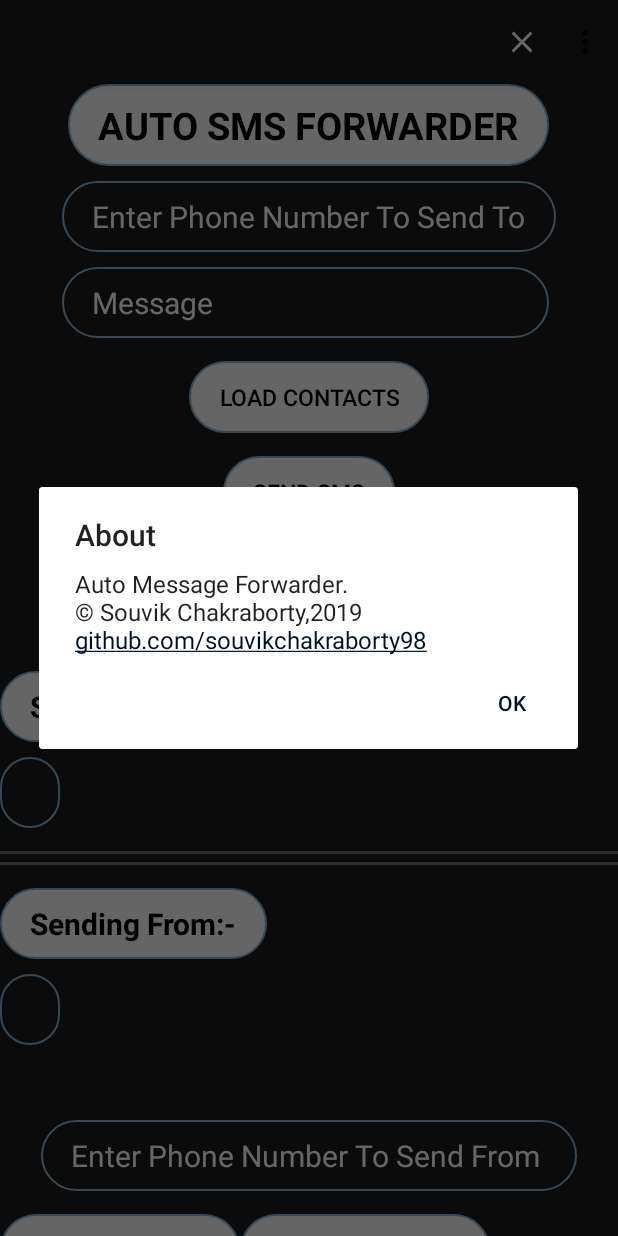
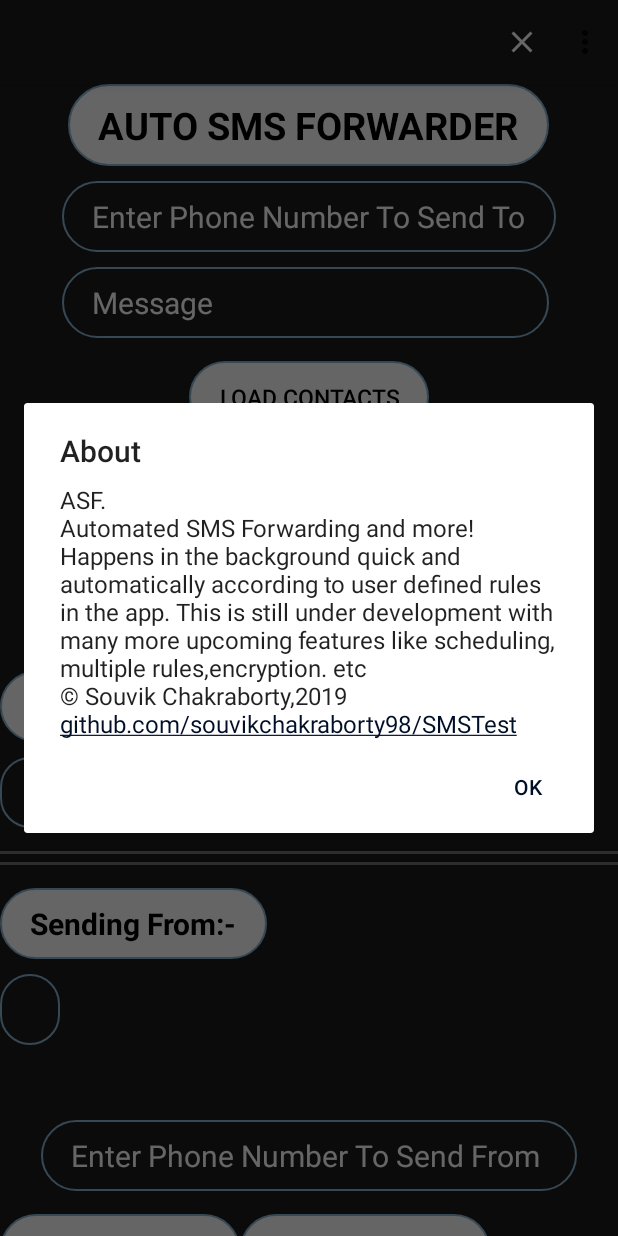
Before and after one commit to souvikchakraborty98/SMSTest, an Android app: the screen it shows after launch (MainActivity), in the options menu, after a tap on "About", on a phone screen of 412 x 824 dp. Run offline under Robolectric (Android 15) with nearby library versions, the phone set to English and light mode, and no system bars.

Commit message:
Minor UI Bugfix for marshmallow devices

```diff
--- a/app/src/main/AndroidManifest.xml
+++ b/app/src/main/AndroidManifest.xml
@@ -32,7 +32,8 @@
 
         <activity
             android:name=".MainActivity"
-            android:screenOrientation="portrait">
+            android:screenOrientation="portrait"
+            android:windowSoftInputMode="stateHidden">
             <intent-filter>
                 <action android:name="android.intent.action.MAIN" />
 
--- a/app/src/main/java/com/hfad/smstest/MainActivity.java
+++ b/app/src/main/java/com/hfad/smstest/MainActivity.java
@@ -2,6 +2,7 @@ package com.hfad.smstest;
 import android.annotation.SuppressLint;
 import android.app.Activity;
 import android.content.Context;
+import android.content.DialogInterface;
 import android.content.SharedPreferences;
 import android.graphics.Color;
 import android.graphics.drawable.ColorDrawable;
@@ -65,7 +66,6 @@ public class MainActivity extends AppCompatActivity {
     Switch sb,sc;
     TextView sim;
     int simNum,otp_flag;
-    AlertDialog.Builder builder;
     SharedPreferences prefs;
 
     public String makenum(String s)
@@ -116,9 +116,7 @@ public class MainActivity extends AppCompatActivity {
 
     public static void hideKeyboard(Activity activity) {                       //TO HIDE KEYBOARD DURING FOCUS CHANGE
         InputMethodManager imm = (InputMethodManager) activity.getSystemService(Activity.INPUT_METHOD_SERVICE);
-        //Find the currently focused view, so we can grab the correct window token from it.
         View view = activity.getCurrentFocus();
-        //If no view currently has focus, create a new one, just so we can grab a window token from it
         if (view == null) {
             view = new View(activity);
         }
@@ -203,7 +201,6 @@ public class MainActivity extends AppCompatActivity {
         window.clearFlags(WindowManager.LayoutParams.FLAG_TRANSLUCENT_STATUS);
         window.setStatusBarColor(ContextCompat.getColor(MainActivity.this, R.color.stat_colour));
          setContentView(R.layout.activity_main);
-        builder = new AlertDialog.Builder(this);
         sendfrom=false;
         sendto=false;
         phoneNumber = (EditText) findViewById(R.id.editText);
@@ -574,22 +571,33 @@ public class MainActivity extends AppCompatActivity {
     public boolean onOptionsItemSelected(MenuItem item) {
         switch (item.getItemId()) {
             case R.id.item1:
-                Intent intent = getIntent();
-                finish();
-                startActivity(intent);
+                final AlertDialog.Builder diag = new AlertDialog.Builder(MainActivity.this);
+                diag.setTitle("Confirmation");
+                diag.setMessage("Refresh App?");
+                diag.setPositiveButton(android.R.string.yes, new DialogInterface.OnClickListener() {
+                    @Override
+                    public void onClick(DialogInterface dialog, int id) {
+                        Intent intent = getIntent();
+                        finish();
+                        startActivity(intent);
+                    }
+                    });
+                diag.setNegativeButton(android.R.string.no,null);
+                AlertDialog alertDialog = diag.create();
+                alertDialog.show();
                 return true;
             case R.id.item2:
                 final SpannableString s = new SpannableString(MainActivity.this.getText(R.string.dialog_message));
                 Linkify.addLinks(s, Linkify.ALL);
 
                 final AlertDialog d = new AlertDialog.Builder(MainActivity.this)
-                        .setPositiveButton(android.R.string.ok, null)
+                        .setPositiveButton(android.R.string.yes, null)
                         .setMessage( s )
                         .setTitle("About")
                         .create();
 
                 d.show();
-                ((TextView)d.findViewById(android.R.id.message)).setMovementMethod(LinkMovementMethod.getInstance());
+                ((TextView)d.findViewById(android.R.id.message)).setMovementMethod(LinkMovementMethod.getInstance()); //only for URL handling
                 return true;
             default:
                 return super.onOptionsItemSelected(item);
--- a/app/src/main/java/com/hfad/smstest/recentSMS.java
+++ b/app/src/main/java/com/hfad/smstest/recentSMS.java
@@ -15,7 +15,6 @@ import android.widget.AdapterView;
 import android.widget.ArrayAdapter;
 import android.widget.ListView;
 import android.widget.RelativeLayout;
-
 import java.util.LinkedList;
 
 
--- a/app/src/main/res/layout/activity_main.xml
+++ b/app/src/main/res/layout/activity_main.xml
@@ -46,11 +46,12 @@
             android:layout_below="@+id/textView1"
             android:layout_centerHorizontal="true"
             android:layout_marginTop="10dp"
-            android:textCursorDrawable="@drawable/color_cursor"
             android:background="@drawable/rounded_border_transparent"
             android:hint="Enter Phone Number To Send To"
             android:phoneNumber="true"
+            android:textColor="@android:color/white"
             android:textColorHint="@color/abc_primary_text_material_dark"
+            android:textCursorDrawable="@drawable/color_cursor"
             android:textSize="20sp" />
 
         <EditText
@@ -197,11 +198,12 @@
             android:layout_below="@+id/sendFrom"
             android:layout_centerHorizontal="true"
             android:layout_marginTop="50dp"
-            android:textCursorDrawable="@drawable/color_cursor"
             android:background="@drawable/rounded_border_transparent"
             android:hint="Enter Phone Number To Send From "
             android:phoneNumber="true"
-            android:textColorHint="@color/abc_primary_text_material_dark"
+            android:textColorHint="@android:color/white"
+            android:textColor="@android:color/white"
+            android:textCursorDrawable="@drawable/color_cursor"
             android:textSize="20sp" />
 
         <Button
--- a/app/src/main/res/values/strings.xml
+++ b/app/src/main/res/values/strings.xml
@@ -1,5 +1,7 @@
 <?xml version="1.0" encoding="utf-8"?>
 <resources>
     <string name="app_name">ASF</string>
-    <string name="dialog_message">Auto Message Forwarder.\n© Souvik Chakraborty,2019\ngithub.com/souvikchakraborty98</string>
+    <string name="dialog_message">ASF.\nAutomated SMS Forwarding and more!\nHappens in the background quick and automatically
+        according to user defined rules in the app. This is still under
+        development with many more upcoming features like scheduling, multiple rules,encryption. etc\n© Souvik Chakraborty,2019\ngithub.com/souvikchakraborty98/SMSTest</string>
 </resources>
```
